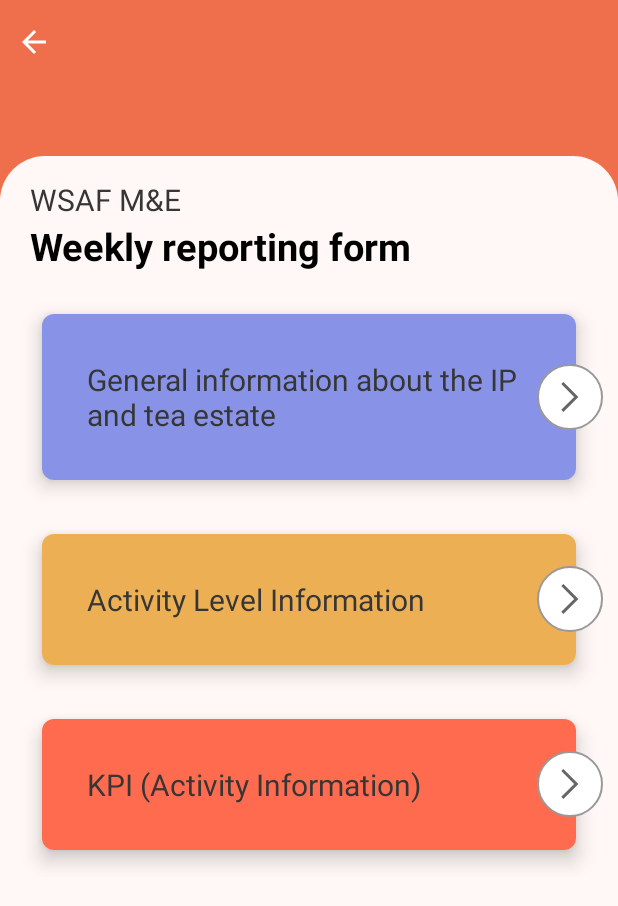
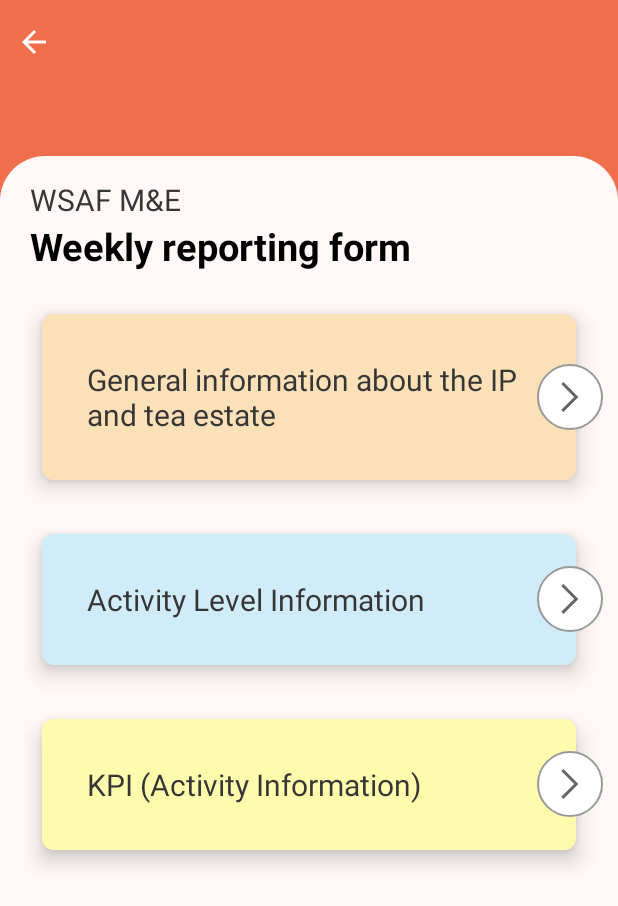
Before and after one commit to ablyParasBhasin/MLDemoCode, an Android app: the FormListingActivity screen opened directly, with no data from a screen before it, on a phone screen of 412 x 824 dp. Shown: the top 906 px of the screen. Run offline under Robolectric (Android 15) with nearby library versions, the phone set to English and light mode, and no system bars; our stand-ins replace data binding.

Commit message:
new apis

```diff
--- a/app/src/main/AndroidManifest.xml
+++ b/app/src/main/AndroidManifest.xml
@@ -19,7 +19,7 @@
         tools:ignore="UnusedAttribute"
         tools:replace="android:allowBackup">
         <activity
-            android:name=".ui.SpinnerActivity"
+            android:name=".ui.Step1Activity"
             android:exported="true"
             android:screenOrientation="portrait"/>
         <activity
--- a/app/src/main/java/com/app/recycler/apinetworks/API_TAG.kt
+++ b/app/src/main/java/com/app/recycler/apinetworks/API_TAG.kt
@@ -1,11 +1,11 @@
 package com.app.recycler.apinetworks
 
 enum class API_TAG {
-    SET_ACKNOWLEDGE, DASHBOARD_COUNT, LOGIN_API, LOGGED_IN_USER_CONFIG_API,  /*USER_IMAGE_API,
-    CHANGE_USER_NAME_API,
+    SET_ACKNOWLEDGE, DASHBOARD_COUNT, LOGIN_API, GET_ESTATES,  GET_ESTATES_DISTRICT,
+    SAVE_STEP_1_DATA,
     CHANGE_PASSWORD_API,
     UPDATE_PROFILE_PIC_API,
-    REMOVE_PROFILE_PIC_API,*/
+    REMOVE_PROFILE_PIC_API,
     LOGOUT_API, USER_ACCT_API,  //DOWNLOAD_FILE_API,
     FORGOT_PWD_API,  /*SEARCH_DATA_API,
     STONE_LISTING_API,
--- /dev/null
+++ b/app/src/main/java/com/app/recycler/ui/FormCategories.kt
@@ -0,0 +1,57 @@
+package com.app.recycler.ui
+
+import android.content.Context
+import android.view.LayoutInflater
+import android.view.View
+import android.view.ViewGroup
+import android.widget.RelativeLayout
+import android.widget.TextView
+import androidx.core.content.ContextCompat
+import androidx.recyclerview.widget.RecyclerView
+import com.app.recycler.R
+import com.app.recycler.interfaces.ListingItemClick
+import com.app.recycler.models.DummyData
+
+
+class FormCategories(val context: Context, var arrayList: ArrayList<DummyData>, var listener:ListingItemClick) : RecyclerView.Adapter<FormCategories.MyViewHolder>() {
+
+
+    override fun onCreateViewHolder(parent: ViewGroup, viewType: Int): MyViewHolder {
+
+        val view = LayoutInflater.from(parent.context).inflate(R.layout.lay_single_item,parent,false)
+        return MyViewHolder(view)
+    }
+
+    override fun getItemCount(): Int {
+        return arrayList.size
+    }
+
+    override fun onBindViewHolder(holder: MyViewHolder, position: Int) {
+
+        holder.title.text = arrayList.get(position).title
+
+        val index: Int = position % backgroundColors.size
+        val color = ContextCompat.getColor(context, backgroundColors[index])
+        holder.lay_item.setBackgroundColor(color)
+
+        holder.itemView.setOnClickListener {
+            //we can then create an intent here and start a new activity
+            //with our data
+            listener.clickIten(position)
+        }
+    }
+
+    // first define colors
+    private val backgroundColors = intArrayOf(
+        R.color.formitem1,
+        R.color.formitem2,
+        R.color.formitem3,
+
+    )
+    class MyViewHolder(itemView: View?) : RecyclerView.ViewHolder(itemView!!) {
+
+        val title: TextView = itemView!!.findViewById(R.id.title)
+        val lay_item: RelativeLayout = itemView!!.findViewById(R.id.lay_item)
+    }
+
+}
--- a/app/src/main/java/com/app/recycler/ui/FormListingActivity.kt
+++ b/app/src/main/java/com/app/recycler/ui/FormListingActivity.kt
@@ -33,16 +33,16 @@ class FormListingActivity : BaseActivity(), ResponseHandler, ListingItemClick {
         recyclerview.layoutManager = LinearLayoutManager(this)
 
         // This will pass the ArrayList to our Adapter
-        val adapter1 = SingleListingAdapter(this, getSingleList(), this)
+        val adapter1 = FormCategories(this, getSingleList(), this)
 
         // Setting the Adapter with the recyclerview
         recyclerview.adapter = adapter1
 
     }
     fun getSingleList(): ArrayList<DummyData> = arrayListOf(
-        DummyData("General information about the IP and tea estate", 0,"This is a mountain  1"),
-        DummyData("Activity Level Information", 0,"This is a mountain  2"),
-        DummyData("KPI (Activity Information)", 0,"This is a mountain  3"),
+        DummyData(getString(R.string.generalInfoCat), 0,"This is a mountain  1"),
+        DummyData(getString(R.string.activityInfoCat), 0,"This is a mountain  2"),
+        DummyData(getString(R.string.KpiInfoCat), 0,"This is a mountain  3"),
         )
 
     fun setAcknowledge() {
@@ -82,7 +82,8 @@ class FormListingActivity : BaseActivity(), ResponseHandler, ListingItemClick {
     }
 
     override fun clickIten(pos: Int) {
-        startActivity(Intent(this@FormListingActivity, SpinnerActivity::class.java))
+        if(pos==0)
+        startActivity(Intent(this@FormListingActivity, Step1Activity::class.java))
        //showToast("Coming soon.... ")
     }
 
--- a/app/src/main/java/com/app/recycler/ui/SingleListingAdapter.kt
+++ /dev/null
@@ -1,59 +0,0 @@
-package com.app.recycler.ui
-
-import android.content.Context
-import android.view.LayoutInflater
-import android.view.View
-import android.view.ViewGroup
-import android.widget.RelativeLayout
-import android.widget.TextView
-import androidx.core.content.ContextCompat
-import androidx.recyclerview.widget.RecyclerView
-import com.app.recycler.R
-import com.app.recycler.interfaces.ListingItemClick
-import com.app.recycler.models.DummyData
-
-
-class SingleListingAdapter(val context: Context, var arrayList: ArrayList<DummyData>, var listener:ListingItemClick) : RecyclerView.Adapter<SingleListingAdapter.MyViewHolder>() {
-
-
-    override fun onCreateViewHolder(parent: ViewGroup, viewType: Int): MyViewHolder {
-
-        val view = LayoutInflater.from(parent.context).inflate(R.layout.lay_single_item,parent,false)
-        return MyViewHolder(view)
-    }
-
-    override fun getItemCount(): Int {
-        return arrayList.size
-    }
-
-    override fun onBindViewHolder(holder: MyViewHolder, position: Int) {
-
-        holder.title.text = arrayList.get(position).title
-
-        val index: Int = position % backgroundColors.size
-        val color = ContextCompat.getColor(context, backgroundColors[index])
-        holder.lay_item.setBackgroundColor(color)
-
-        holder.itemView.setOnClickListener {
-            //we can then create an intent here and start a new activity
-            //with our data
-            listener.clickIten(position)
-        }
-    }
-
-    // first define colors
-    private val backgroundColors = intArrayOf(
-        R.color.item1,
-        R.color.item2,
-        R.color.item3,
-        R.color.item4,
-        R.color.item5,
-
-    )
-    class MyViewHolder(itemView: View?) : RecyclerView.ViewHolder(itemView!!) {
-
-        val title: TextView = itemView!!.findViewById(R.id.title)
-        val lay_item: RelativeLayout = itemView!!.findViewById(R.id.lay_item)
-    }
-
-}
--- a/app/src/main/res/layout/activity_spinner.xml
+++ b/app/src/main/res/layout/activity_spinner.xml
@@ -153,9 +153,8 @@
                     android:layout_height="wrap_content"
                     android:layout_centerVertical="true"
                     android:layout_gravity="center"
-
+                    android:layout_marginLeft="5dp"
                     android:gravity="center"
-                    android:layout_marginLeft="5dp"
                     android:spinnerMode="dropdown" />
 
                 <ImageView
--- a/app/src/main/res/values/colors.xml
+++ b/app/src/main/res/values/colors.xml
@@ -71,12 +71,20 @@
     <color name="backround_color">#FFF8F6</color>
     <color name="transparent_gray">#3333334D</color>
 
+
+
+
     <color name="item1">#8893E8</color>
     <color name="item2">#ECAF53</color>
     <color name="item3">#FF6B4E</color>
 
     <color name="item4">#FE7968</color>
     <color name="item5">#697046</color>
+
+    <color name="formitem1">#FCE0B7</color>
+    <color name="formitem2">#D0ECF9</color>
+    <color name="formitem3">#FEFCAC</color>
+
     <color name="acknowledge_color">#EBEBEB</color>
 
 
--- a/app/src/main/res/values/strings.xml
+++ b/app/src/main/res/values/strings.xml
@@ -19,5 +19,8 @@
     <string name="ok">Ok</string>
     <string name="message">Message</string>
     <string name="error_something_wrong">Something went wrong</string>
+    <string name="generalInfoCat">General information about the IP and tea estate</string>
+    <string name="activityInfoCat">Activity Level Information</string>
+    <string name="KpiInfoCat">KPI (Activity Information)</string>
 
 </resources>
```
Also changed, not shown: app/src/main/java/com/app/recycler/apinetworks/APIService.kt (+8 -0 lines), app/src/main/java/com/app/recycler/apinetworks/DataManager.kt (+68 -0 lines), app/src/main/java/com/app/recycler/models/BaseResponseArray.java (added, +37 -0 lines), app/src/main/java/com/app/recycler/models/step1/CommonData.java (added, +31 -0 lines), app/src/main/java/com/app/recycler/ui/MainAcivity.kt (+15 -14 lines), app/src/main/java/com/app/recycler/ui/SpinnerActivity.kt (deleted, +0 -17 lines), app/src/main/java/com/app/recycler/ui/Step1Activity.kt (added, +108 -0 lines).
